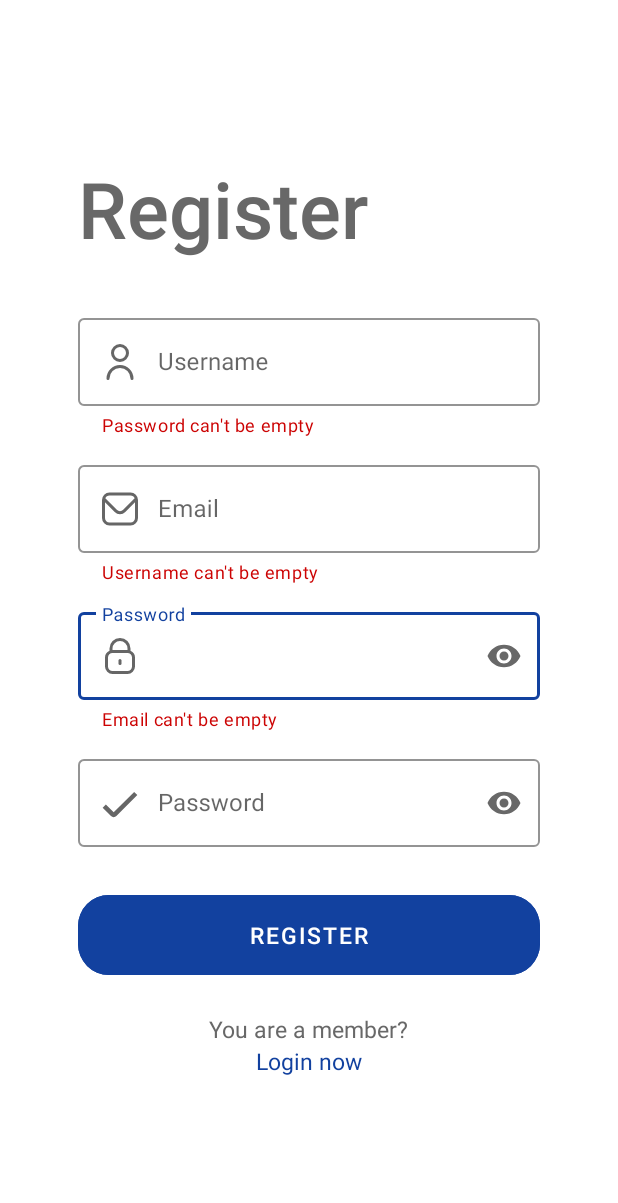
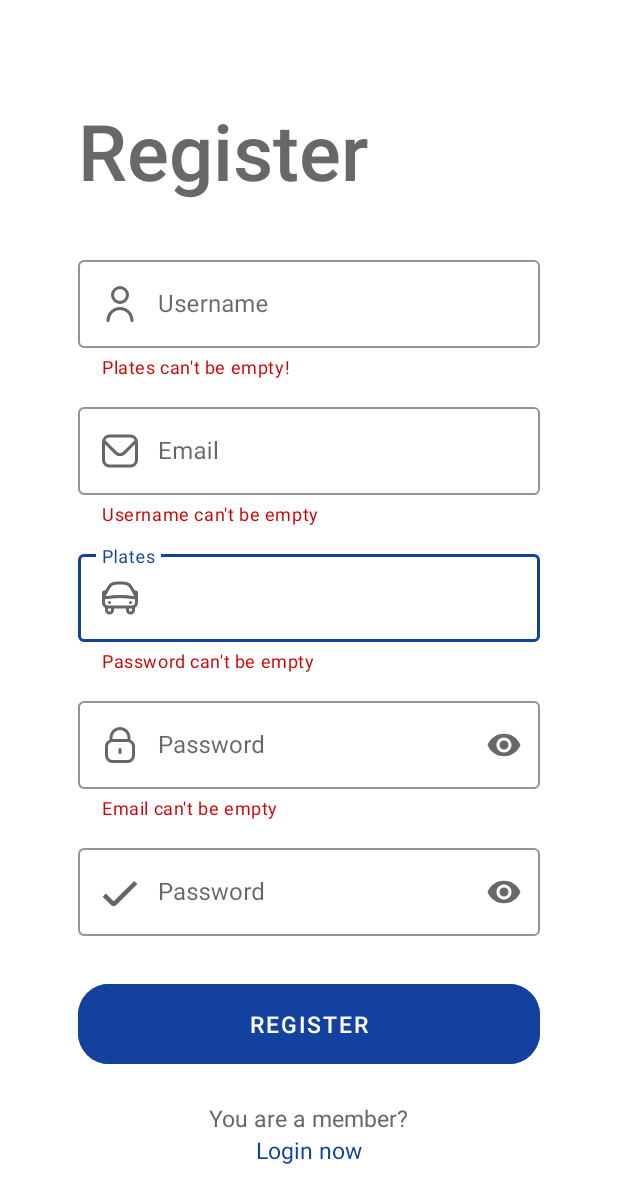
Before and after one commit to tarikcacak/WhereToPark, an Android app: the RegisterFragment screen opened through its navigation route, after a tap on "REGISTER", on a phone screen of 412 x 824 dp. Shown: the top 1203 px of the screen. Run offline under Robolectric (Android 15) with nearby library versions, the light colour scheme and no system bars; our stand-ins replace Dagger/Hilt's generated code, Firebase (no records; nobody signed in at launch, a user with empty details on screens opened directly), RxJava, sdp/ssp sizes.

Commit message:
Imported plates to registration and to user class!

```diff
--- a/app/src/main/java/com/example/wheretopark/models/user/User.kt
+++ b/app/src/main/java/com/example/wheretopark/models/user/User.kt
@@ -6,6 +6,7 @@ data class User(
     val username: String,
     val email: String,
     val password: String,
+    val plates: String,
     val imgPath: String = "",
     val coins: Int = 0,
     val favorites: List<Favorite> = emptyList()
--- a/app/src/main/java/com/example/wheretopark/ui/register/RegisterFragment.kt
+++ b/app/src/main/java/com/example/wheretopark/ui/register/RegisterFragment.kt
@@ -59,7 +59,8 @@ class RegisterFragment : Fragment() {
                     val user = User(
                         etUsername.text.toString().trim(),
                         etEmail.text.toString().trim(),
-                        etPassword.text.toString()
+                        etPassword.text.toString(),
+                        etPlate.text.toString().trim()
                     )
                     viewModel.createAccountWithEmailAndPassword(user)
                 } else {
@@ -112,6 +113,12 @@ class RegisterFragment : Fragment() {
                         binding.layoutPassword.helperText = validation.password.message
                     }
                 }
+                if (validation.plates is RegisterValidation.Failed) {
+                    binding.etPlate.apply {
+                        requestFocus()
+                        binding.layoutPlate.helperText = validation.plates.message
+                    }
+                }
             }
     }
 
--- a/app/src/main/java/com/example/wheretopark/ui/register/RegisterViewModel.kt
+++ b/app/src/main/java/com/example/wheretopark/ui/register/RegisterViewModel.kt
@@ -10,6 +10,7 @@ import com.example.wheretopark.util.RegisterFieldState
 import com.example.wheretopark.util.RegisterValidation
 import com.example.wheretopark.util.validateEmail
 import com.example.wheretopark.util.validatePassword
+import com.example.wheretopark.util.validatePlates
 import com.example.wheretopark.util.validateUser
 import com.google.firebase.auth.FirebaseAuth
 import com.google.firebase.firestore.FirebaseFirestore
@@ -44,6 +45,7 @@ class RegisterViewModel @Inject constructor(
             val registerFieldState = RegisterFieldState(
                 validateUser(user.username),
                 validateEmail(user.email),
+                validatePlates(user.plates),
                 validatePassword(user.password)
             )
             validationSubject.onNext(registerFieldState)
@@ -54,8 +56,9 @@ class RegisterViewModel @Inject constructor(
     private fun saveUserInfo(userUid: String, user: User) {
         val hashMap = hashMapOf<String, Any>()
         hashMap["username"] = user.username
-        hashMap["email"] = user.username
+        hashMap["email"] = user.email
         hashMap["password"] = user.password
+        hashMap["plates"] = user.plates
         hashMap["imgPath"] = user.imgPath
         hashMap["favorites"] = user.favorites
         hashMap["uid"] = userUid
@@ -74,8 +77,10 @@ class RegisterViewModel @Inject constructor(
         val emailValidaiton = validateEmail(user.email)
         val passwordValidation = validatePassword(user.password)
         val userValidation = validateUser(user.username)
+        val platesValidation = validatePlates(user.plates)
         val shouldRegister = emailValidaiton is RegisterValidation.Success &&
-                passwordValidation is RegisterValidation.Success && userValidation is RegisterValidation.Success
+                passwordValidation is RegisterValidation.Success && userValidation is RegisterValidation.Success &&
+                platesValidation is RegisterValidation.Success
 
         return shouldRegister
     }
--- a/app/src/main/java/com/example/wheretopark/util/LoginRegisterValidation.kt
+++ b/app/src/main/java/com/example/wheretopark/util/LoginRegisterValidation.kt
@@ -8,7 +8,8 @@ sealed class RegisterValidation() {
 data class RegisterFieldState(
     val email: RegisterValidation,
     val password: RegisterValidation,
-    val username: RegisterValidation
+    val username: RegisterValidation,
+    val plates: RegisterValidation
 )
 
 data class LoginFieldState(
--- a/app/src/main/java/com/example/wheretopark/util/ValidationCheck.kt
+++ b/app/src/main/java/com/example/wheretopark/util/ValidationCheck.kt
@@ -31,3 +31,17 @@ fun validateUser(username: String): RegisterValidation {
 
     return RegisterValidation.Success
 }
+
+fun validatePlates(plates: String): RegisterValidation {
+    val regex = Regex("""^[A-Z]\d{2}-[A-Z]-[A-Z\d]{1,3}$""")
+
+    if (plates.isEmpty()) {
+        return RegisterValidation.Failed("Plates can't be empty!")
+    }
+
+    if (!regex.matches(plates)) {
+        return RegisterValidation.Failed("Wrong format!")
+    }
+
+    return RegisterValidation.Success
+}
--- /dev/null
+++ b/app/src/main/res/drawable/ic_car.xml
@@ -0,0 +1 @@
+<vector xmlns:android="http://schemas.android.com/apk/res/android" android:width="24dp" android:height="24dp" android:viewportWidth="24" android:viewportHeight="24" android:tint="?attr/colorControlNormal"><path android:fillColor="@android:color/white" android:pathData="M24,8.5A1.5,1.5,0,0,0,22.5,7s-.584,0-.625.008a29.709,29.709,0,0,0-2.562-3.959,3.884,3.884,0,0,0-1.978-1.357c-1.761-.856-8.909-.856-10.67,0A3.884,3.884,0,0,0,4.687,3.049,29.709,29.709,0,0,0,2.125,7.008C2.084,7,1.5,7,1.5,7A1.5,1.5,0,0,0,0,8.5V15a4,4,0,0,0,2,3.463V20a3,3,0,0,0,6,0V19h8v1a3,3,0,0,0,6,0V18.463A4,4,0,0,0,24,15ZM6.274,4.266a1.9,1.9,0,0,1,.967-.659c1.519-.751,8-.751,9.518,0a1.9,1.9,0,0,1,.967.659,28.618,28.618,0,0,1,3.72,6.49,65.424,65.424,0,0,0-18.892,0A28.618,28.618,0,0,1,6.274,4.266ZM6,20a1,1,0,0,1-2,0V19H6Zm14,0a1,1,0,0,1-2,0V19h2Zm0-3H4a2,2,0,0,1-2-2V12.857A75.853,75.853,0,0,1,12,12a75.853,75.853,0,0,1,10,.857V15A2,2,0,0,1,20,17ZM6,15a1,1,0,0,1-2,0A1,1,0,0,1,6,15Zm14,0a1,1,0,0,1-2,0A1,1,0,0,1,20,15Z"/></vector>
--- a/app/src/main/res/layout/fragment_register.xml
+++ b/app/src/main/res/layout/fragment_register.xml
@@ -16,7 +16,7 @@
         android:fontFamily="sans-serif-medium"
         android:layout_marginStart="@dimen/_40sdp"
         android:layout_marginEnd="@dimen/_40sdp"
-        android:layout_marginTop="@dimen/_80sdp"
+        android:layout_marginTop="@dimen/_50sdp"
         app:layout_constraintStart_toStartOf="parent"
         app:layout_constraintEnd_toEndOf="parent"
         app:layout_constraintTop_toTopOf="parent" />
@@ -82,6 +82,36 @@
     </com.google.android.material.textfield.TextInputLayout>
 
     <com.google.android.material.textfield.TextInputLayout
+        android:id="@+id/layoutPlate"
+        style="@style/Widget.MaterialComponents.TextInputLayout.OutlinedBox"
+        android:layout_width="0dp"
+        android:layout_height="wrap_content"
+        app:boxStrokeColor="@color/btn_blue"
+        app:endIconMode="clear_text"
+        app:endIconTint="@color/gray_text"
+        app:hintTextColor="@color/btn_blue"
+        app:helperTextTextColor="@color/error_red"
+        android:layout_marginTop="@dimen/_10sdp"
+        app:layout_constraintStart_toStartOf="@id/layoutEmail"
+        app:layout_constraintEnd_toEndOf="@id/layoutEmail"
+        app:layout_constraintTop_toBottomOf="@id/layoutEmail"
+        android:singleLine="true">
+
+        <com.google.android.material.textfield.TextInputEditText
+            android:id="@+id/etPlate"
+            android:layout_width="match_parent"
+            android:layout_height="wrap_content"
+            android:hint="Plates"
+            android:textColorHint="@color/gray_text"
+            android:drawableStart="@drawable/ic_car"
+            android:drawablePadding="@dimen/_10sdp"
+            android:inputType="textEmailAddress"
+            android:textColor="@color/gray_text"
+            android:textCursorDrawable="@drawable/cursor_color"
+            android:singleLine="true"/>
+    </com.google.android.material.textfield.TextInputLayout>
+
+    <com.google.android.material.textfield.TextInputLayout
         android:id="@+id/layoutPassword"
         style="@style/Widget.MaterialComponents.TextInputLayout.OutlinedBox"
         android:layout_width="0dp"
@@ -92,9 +122,9 @@
         app:hintTextColor="@color/btn_blue"
         app:helperTextTextColor="@color/error_red"
         android:layout_marginTop="@dimen/_10sdp"
-        app:layout_constraintStart_toStartOf="@id/layoutEmail"
-        app:layout_constraintEnd_toEndOf="@id/layoutEmail"
-        app:layout_constraintTop_toBottomOf="@id/layoutEmail"
+        app:layout_constraintStart_toStartOf="@id/layoutPlate"
+        app:layout_constraintEnd_toEndOf="@id/layoutPlate"
+        app:layout_constraintTop_toBottomOf="@id/layoutPlate"
         android:singleLine="true">
 
         <com.google.android.material.textfield.TextInputEditText
```
Also changed, not shown: app/src/main/java/com/example/wheretopark/ui/map/MapFragment.kt (+9 -18 lines).
